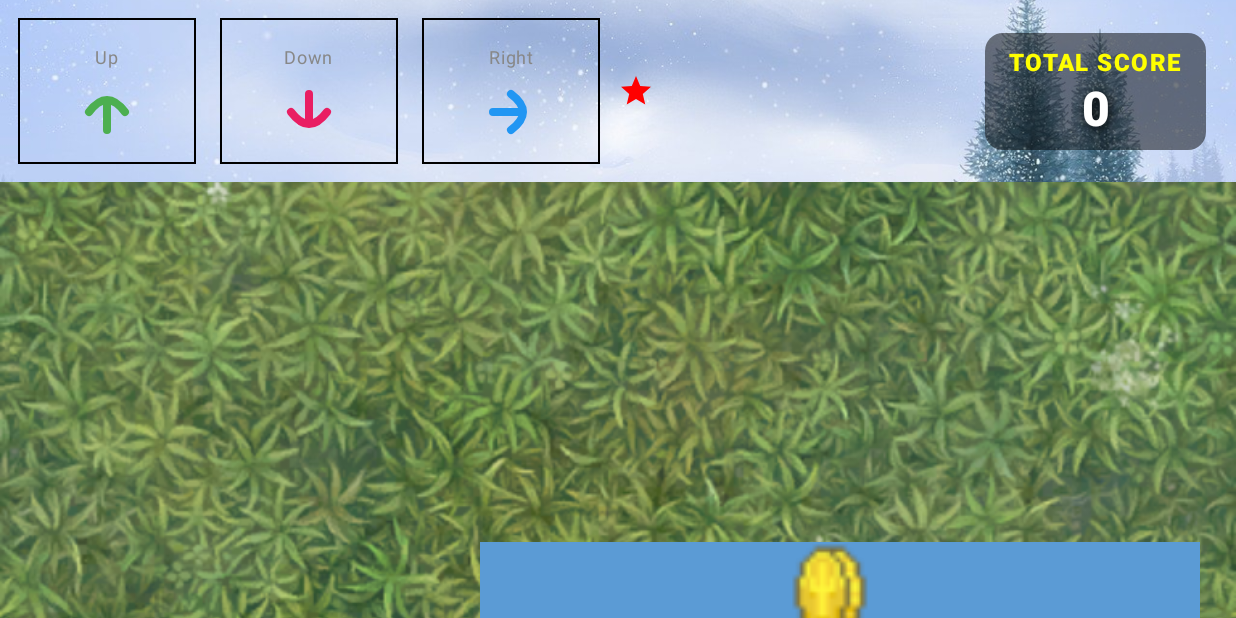
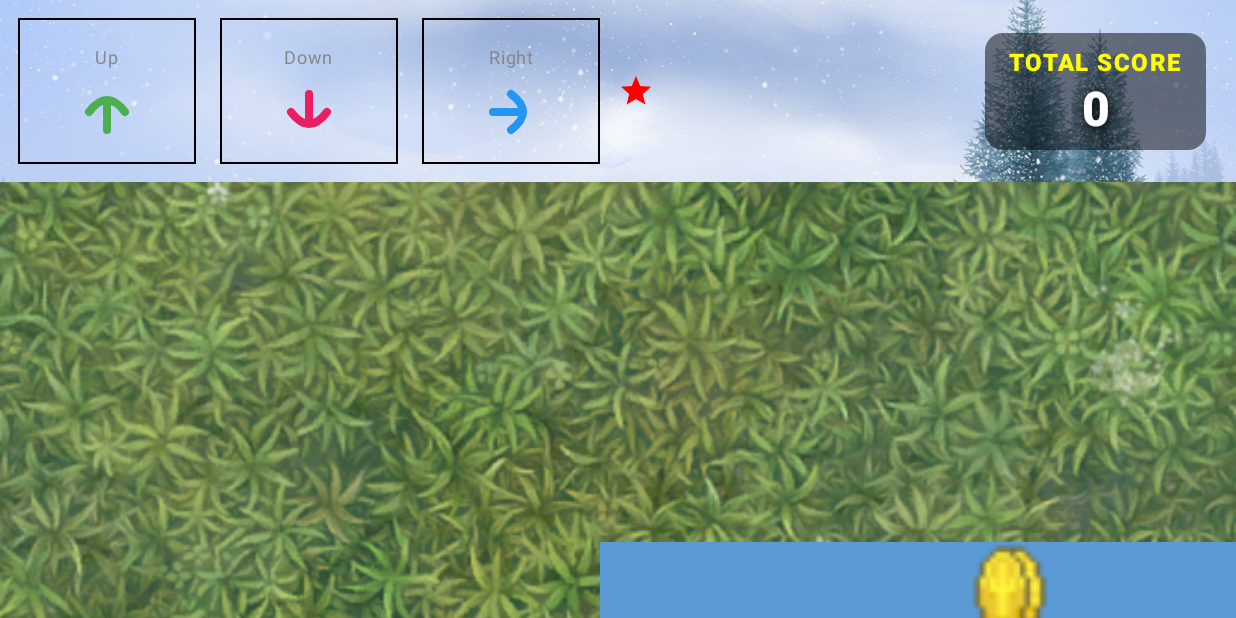
Before and after one commit to bsilv22/Individual_Project_3, an Android app built with Jetpack Compose: the screen it shows after launch (MainActivity), after a tap on "START GAME", on a phone screen of 824 x 412 dp (held sideways). Run offline under Robolectric (Android 15) with nearby library versions, the phone set to English and light mode, and no system bars; 1 statement that could not run was skipped.

Commit message:
Added level 2

```diff
--- a/app/src/main/java/com/zybooks/individual_project3_game/userInterface/ui/screens/GameLevelOne.kt
+++ b/app/src/main/java/com/zybooks/individual_project3_game/userInterface/ui/screens/GameLevelOne.kt
@@ -60,6 +60,13 @@ import androidx.compose.ui.text.font.FontWeight
 import com.zybooks.individual_project3_game.levels.Level1
 import com.zybooks.individual_project3_game.levels.Level2
 import java.time.format.TextStyle
+import androidx.compose.animation.core.animateFloatAsState
+import androidx.compose.runtime.getValue
+import androidx.compose.runtime.mutableStateOf
+import androidx.compose.runtime.remember
+import androidx.compose.runtime.setValue
+import androidx.compose.ui.draw.alpha
+import androidx.compose.ui.draw.scale
 
 @Composable
 fun DirectionalArrow(
@@ -177,7 +184,7 @@ fun MazeGame(modifier: Modifier = Modifier) {
     }
 
     //next level code
-    var currentLevel by remember { mutableStateOf(1) }
+    var currentLevel by remember { mutableStateOf(2) }
 
     var platforms by remember(currentLevel) {
         mutableStateOf(
@@ -478,15 +485,30 @@ fun MazeGame(modifier: Modifier = Modifier) {
                         modifier = Modifier.fillMaxHeight(),
                         contentAlignment = Alignment.Center
                     ) {
+                        var isDragging by remember { mutableStateOf(false) }
+
+                        val scale by animateFloatAsState(
+                            targetValue = if (isDragging) 1.2f else 1f,
+                            label = "drag scale"
+                        )
+
                         Icon(
                             imageVector = Icons.Filled.Star,
                             contentDescription = "Star",
                             tint = Color.Red,
                             modifier = Modifier
                                 .size(150.dp)
+                                .scale(scale)
+                                .alpha(
+                                    animateFloatAsState(
+                                        targetValue = if (isDragging) 0.4f else 1f,
+                                        label = "fade animation"
+                                    ).value
+                                )
                                 .dragAndDropSource {
                                     detectTapGestures(
                                         onLongPress = { offset ->
+                                            isDragging = true
                                             startTransfer(
                                                 transferData = DragAndDropTransferData(
                                                     clipData = ClipData.newPlainText(
@@ -495,6 +517,7 @@ fun MazeGame(modifier: Modifier = Modifier) {
                                                     )
                                                 )
                                             )
+                                            isDragging = false
                                         }
                                     )
                                 }
--- a/app/src/main/java/com/zybooks/individual_project3_game/userInterface/ui/screens/GameMenu.kt
+++ b/app/src/main/java/com/zybooks/individual_project3_game/userInterface/ui/screens/GameMenu.kt
@@ -1,20 +1,99 @@
-// GameMenu.kt
+import androidx.compose.animation.core.*
+import androidx.compose.foundation.background
 import androidx.compose.foundation.layout.*
-
+import androidx.compose.material3.Button
+import androidx.compose.material3.ButtonDefaults
+import androidx.compose.material3.Text
 import androidx.compose.runtime.*
 import androidx.compose.ui.Alignment
 import androidx.compose.ui.Modifier
+import androidx.compose.ui.graphics.Brush
 import androidx.compose.ui.graphics.Color
 import androidx.compose.ui.text.font.FontWeight
+import androidx.compose.ui.text.style.TextAlign
 import androidx.compose.ui.unit.dp
 import androidx.compose.ui.unit.sp
 import android.content.Context
 import android.media.SoundPool
-import androidx.compose.material3.Button
-import androidx.compose.material3.ButtonDefaults
-import androidx.compose.material3.Text
 import androidx.compose.ui.platform.LocalContext
 import com.zybooks.individual_project3_game.R
+
+@Composable
+fun GameMenu(
+    onStartGame: () -> Unit,
+    onExitGame: () -> Unit
+) {
+    val context = LocalContext.current
+    val soundHelper = remember { SoundHelper(context) }
+
+    // Gradient background
+    val gradient = Brush.verticalGradient(
+        colors = listOf(
+            Color(0xFF1E88E5),  // Light blue
+            Color(0xFF0D47A1)   // Dark blue
+        )
+    )
+
+    Column(
+        modifier = Modifier
+            .fillMaxSize()
+            .background(brush = gradient),
+        horizontalAlignment = Alignment.CenterHorizontally,
+        verticalArrangement = Arrangement.Center
+    ) {
+        Text(
+            text = "PLATFORM\n\n\nGAME",
+            fontSize = 56.sp,
+            fontWeight = FontWeight.ExtraBold,
+            color = Color.White,
+            textAlign = TextAlign.Center
+        )
+
+        Spacer(modifier = Modifier.height(32.dp))
+
+        Button(
+            onClick = {
+                soundHelper.playClickSound()
+                onStartGame()
+            },
+            modifier = Modifier
+                .padding(8.dp)
+                .size(width = 240.dp, height = 64.dp),
+            colors = ButtonDefaults.buttonColors(
+                containerColor = Color(0xFF4CAF50),
+                contentColor = Color.White
+            )
+        ) {
+            Text(
+                text = "START GAME",
+                fontSize = 24.sp,
+                fontWeight = FontWeight.Bold
+            )
+        }
+
+        Spacer(modifier = Modifier.height(16.dp))
+
+        Button(
+            onClick = {
+                soundHelper.playClickSound()
+                onExitGame()
+            },
+            modifier = Modifier
+                .padding(8.dp)
+                .size(width = 240.dp, height = 64.dp),
+            colors = ButtonDefaults.buttonColors(
+                containerColor = Color(0xFFF44336),
+                contentColor = Color.White
+            )
+        ) {
+            Text(
+                text = "EXIT",
+                fontSize = 24.sp,
+                fontWeight = FontWeight.Bold
+            )
+        }
+    }
+}
 
 class SoundHelper(context: Context) {
     private val soundPool = SoundPool.Builder()
@@ -24,73 +103,6 @@ class SoundHelper(context: Context) {
     private val buttonClickSound = soundPool.load(context, R.raw.button_click, 1)
 
     fun playClickSound() {
-        // Parameters: soundID, leftVolume, rightVolume, priority, loop, rate
         soundPool.play(buttonClickSound, 10f, 10f, 5, 0, 1f)
     }
-
 }
-@Composable
-fun GameMenu(
-    onStartGame: () -> Unit,
-    onExitGame: () -> Unit
-) {
-    val context = LocalContext.current
-    val soundHelper = remember { SoundHelper(context) }
-
-    Box(
-        modifier = Modifier.fillMaxSize(),
-        contentAlignment = Alignment.Center
-    ) {
-        Column(
-            horizontalAlignment = Alignment.CenterHorizontally,
-            verticalArrangement = Arrangement.spacedBy(16.dp)
-        ) {
-            Text(
-                text = "PLATFORM GAME",
-                fontSize = 48.sp,
-                fontWeight = FontWeight.Bold,
-                color = Color.White
-            )
-
-            Button(
-                onClick = {
-                    soundHelper.playClickSound()
-                    onStartGame()
-                },
-                modifier = Modifier
-                    .width(200.dp)
-                    .height(56.dp),
-                colors = ButtonDefaults.buttonColors(
-                    containerColor = Color.Green,  // Instead of backgroundColor
-                    contentColor = Color.White
-                )
-            ) {
-                Text(
-                    text = "START GAME",
-                    fontSize = 20.sp,
-                    fontWeight = FontWeight.Bold
-                )
-            }
-
-            Button(
-                onClick = {
-                    soundHelper.playClickSound()
-                    onExitGame()
-                },
-                modifier = Modifier
-                    .width(200.dp)
-                    .height(56.dp),
-                colors = ButtonDefaults.buttonColors(
-                    containerColor = Color.Red,  // Instead of backgroundColor
-                    contentColor = Color.White
-                )
-            ) {
-                Text(
-                    text = "EXIT",
-                    fontSize = 20.sp,
-                    fontWeight = FontWeight.Bold
-                )
-            }
-        }
-    }
-}
--- a/app/src/main/java/com/zybooks/individual_project3_game/userInterface/ui/screens/Level2.kt
+++ b/app/src/main/java/com/zybooks/individual_project3_game/userInterface/ui/screens/Level2.kt
@@ -8,18 +8,13 @@ class Level2 {
     companion object {
         fun getPlatforms(scale: Float) = mutableStateListOf(
             Platform(0f * scale, 80f * scale, 100f * scale, 20f * scale),
-            Platform(100f * scale, 80f * scale, 20f * scale, 60f * scale),
-            Platform(120f * scale, 120f * scale, 100f * scale, 20f * scale),
-            Platform(220f * scale, 100f * scale, 20f * scale, 40f * scale),
-            Platform(240f * scale, 100f * scale, 100f * scale, 20f * scale),
-            Platform(340f * scale, 80f * scale, 20f * scale, 40f * scale),
-            Platform(360f * scale, 80f * scale, 100f * scale, 20f * scale),
-            Platform(460f * scale, 60f * scale, 20f * scale, 40f * scale),
-            Platform(480f * scale, 60f * scale, 100f * scale, 20f * scale),
-            Platform(580f * scale, 60f * scale, 20f * scale, 80f * scale),
-            Platform(600f * scale, 120f * scale, 100f * scale, 20f * scale),
-            Platform(700f * scale, 100f * scale, 20f * scale, 40f * scale),
-            Platform(720f * scale, 100f * scale, 100f * scale, 20f * scale),
+            Platform(100f * scale, 60f * scale, 20f * scale, 60f * scale),
+            Platform(120f * scale, 60f * scale, 100f * scale, 20f * scale),
+            Platform(220f * scale, 60f * scale, 20f * scale, 80f * scale),
+            Platform(240f * scale, 120f * scale, 100f * scale, 20f * scale),
+            Platform(340f * scale, 90f * scale, 20f * scale, 50f * scale),
+            Platform(360f * scale, 90f * scale, 100f * scale, 20f * scale),
+
         )
 
         fun getCoins(scale: Float) = mutableStateListOf(
```
